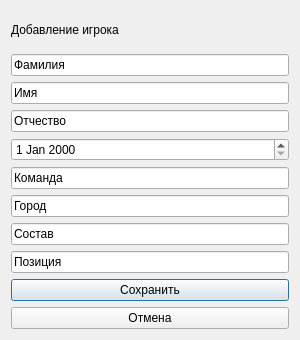
The window that soccer_mvc/ui/dialog_add.ui (xcuuuse/ppois_second_part) describes before a commit, drawn with Qt 5.
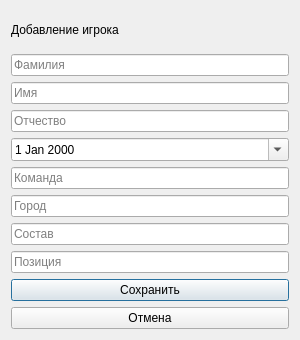
The same window after the commit.

```diff
--- a/soccer_mvc/ui/dialog_add.ui
+++ b/soccer_mvc/ui/dialog_add.ui
@@ -10,9 +10,15 @@
     <height>340</height>
    </rect>
   </property>
+  <property name="minimumSize">
+   <size>
+    <width>300</width>
+    <height>340</height>
+   </size>
+  </property>
   <property name="maximumSize">
    <size>
-    <width>300</width>
+    <width>16777215</width>
     <height>16777215</height>
    </size>
   </property>
@@ -30,6 +36,9 @@
    <item>
     <widget class="QLineEdit" name="input_last_name">
      <property name="text">
+      <string/>
+     </property>
+     <property name="placeholderText">
       <string>Фамилия</string>
      </property>
     </widget>
@@ -37,6 +46,9 @@
    <item>
     <widget class="QLineEdit" name="input_first_name">
      <property name="text">
+      <string/>
+     </property>
+     <property name="placeholderText">
       <string>Имя</string>
      </property>
     </widget>
@@ -44,6 +56,9 @@
    <item>
     <widget class="QLineEdit" name="input_patronymic">
      <property name="text">
+      <string/>
+     </property>
+     <property name="placeholderText">
       <string>Отчество</string>
      </property>
     </widget>
@@ -56,6 +71,9 @@
        <height>16777215</height>
       </size>
      </property>
+     <property name="calendarPopup">
+      <bool>true</bool>
+     </property>
     </widget>
    </item>
    <item>
@@ -67,6 +85,9 @@
       </size>
      </property>
      <property name="text">
+      <string/>
+     </property>
+     <property name="placeholderText">
       <string>Команда</string>
      </property>
     </widget>
@@ -74,6 +95,9 @@
    <item>
     <widget class="QLineEdit" name="input_city">
      <property name="text">
+      <string/>
+     </property>
+     <property name="placeholderText">
       <string>Город</string>
      </property>
     </widget>
@@ -81,6 +105,9 @@
    <item>
     <widget class="QLineEdit" name="input_squad">
      <property name="text">
+      <string/>
+     </property>
+     <property name="placeholderText">
       <string>Состав</string>
      </property>
     </widget>
@@ -88,6 +115,9 @@
    <item>
     <widget class="QLineEdit" name="input_position">
      <property name="text">
+      <string/>
+     </property>
+     <property name="placeholderText">
       <string>Позиция</string>
      </property>
     </widget>
```
Left out of the diff: 3 changed lines with no effect on the pictures.
